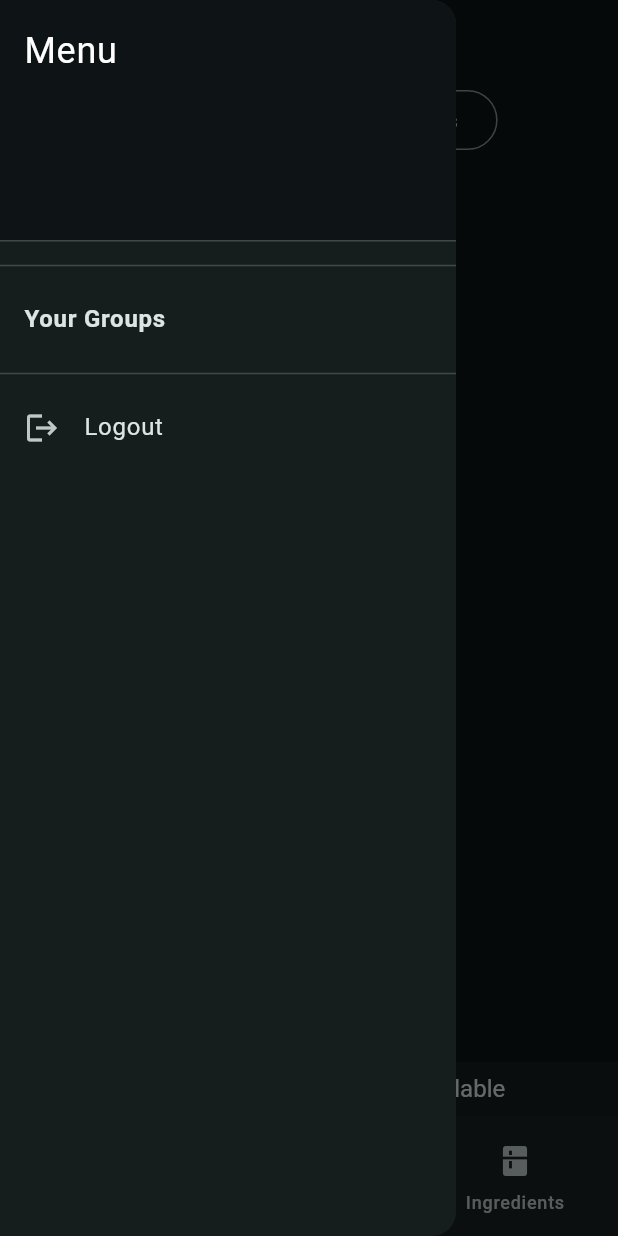
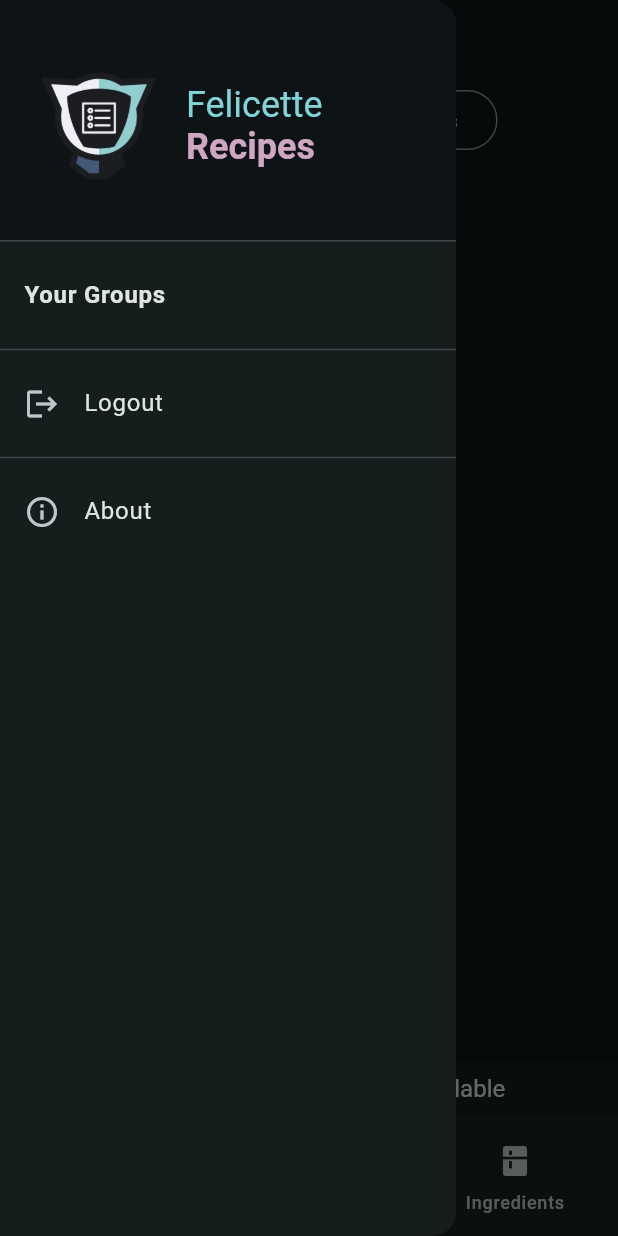
Before and after one commit to felicetteapp/recipes-flutter, a Flutter app: the screen it shows once a user with an empty profile is signed in, with the side drawer open, on a phone screen of 412 x 824 dp. Run offline on Flutter 3.47's test engine with Material 3 defaults, Android fonts, the light colour scheme and no system bars; our stand-ins replace cloud_firestore, firebase_auth, firebase_core, get; accounts and stored records are empty; Roboto replaces fonts that are missing (NunitoSans).

Commit message:
feat: Enhance drawer UI with logo and improved About section; remove unnecessary divider

```diff
--- a/lib/app/common/widgets/drawer/drawer.dart
+++ b/lib/app/common/widgets/drawer/drawer.dart
@@ -29,7 +29,6 @@ class FRDrawer extends StatelessWidget {
         }).toList();
 
     return [
-      const Divider(),
       const ListTile(
         title: Text(
           'Your Groups',
@@ -50,9 +49,40 @@ class FRDrawer extends StatelessWidget {
           children: <Widget>[
             DrawerHeader(
               decoration: BoxDecoration(color: Theme.of(context).primaryColor),
-              child: Text(
-                'Menu',
-                style: TextStyle(color: Colors.white, fontSize: 24),
+              child: Row(
+                spacing: 8,
+                children: [
+                  Image.asset(
+                    'assets/images/felicette_recipes_logo.png',
+                    width: 100,
+                    height: 100,
+                  ),
+                  Expanded(
+                    child: RichText(
+                      softWrap: true,
+                      maxLines: 2,
+                      text: TextSpan(
+                        style: TextStyle(fontSize: 24),
+                        children: [
+                          TextSpan(
+                            text: 'Felicette',
+                            style: TextStyle(
+                              fontWeight: FontWeight.normal,
+                              color: Get.theme.colorScheme.primary,
+                            ),
+                          ),
+                          TextSpan(
+                            text: ' Recipes',
+                            style: TextStyle(
+                              fontWeight: FontWeight.bold,
+                              color: Get.theme.colorScheme.secondary,
+                            ),
+                          ),
+                        ],
+                      ),
+                    ),
+                  ),
+                ],
               ),
             ),
             ..._buildGroupListTiles(context),
@@ -64,6 +94,64 @@ class FRDrawer extends StatelessWidget {
                 authService.logout();
               },
             ),
+            const Divider(),
+            AboutListTile(
+              applicationName: 'Felicette Recipes',
+              // TODO: get current version from pubspec.yaml
+              applicationVersion: '1.0.0',
+              applicationIcon: Image.asset(
+                'assets/images/felicette_recipes_logo.png',
+                width: 50,
+                height: 50,
+              ),
+              aboutBoxChildren: [
+                RichText(
+                  text: TextSpan(
+                    style: TextStyle(
+                      color: Theme.of(context).colorScheme.onSurface,
+                    ),
+                    children: [
+                      TextSpan(
+                        text:
+                            'Felicette Recipes is an open-source application to help you manage your recipes and shopping lists.\n\n',
+                      ),
+                      TextSpan(text: 'Developed with '),
+                      TextSpan(
+                        text: 'Love and Cats',
+                        style: TextStyle(fontWeight: FontWeight.bold),
+                      ),
+                      TextSpan(text: ' in '),
+                      TextSpan(
+                        text: 'Curitiba, Brazil.',
+                        style: TextStyle(fontWeight: FontWeight.bold),
+                      ),
+                      TextSpan(text: ' By '),
+                      TextSpan(
+                        text: 'felicette.dev\n\n',
+                        style: TextStyle(fontWeight: FontWeight.bold),
+                      ),
+                      TextSpan(text: 'Check out the project on GitHub: '),
+                      WidgetSpan(
+                        child: GestureDetector(
+                          onTap: () {
+                            // Open GitHub link
+                          },
+                          child: Text(
+                            'github.com/felicetteapp/recipes-flutter',
+                            style: TextStyle(
+                              color: Colors.blue,
+                              decoration: TextDecoration.underline,
+                            ),
+                          ),
+                        ),
+                      ),
+                    ],
+                  ),
+                ),
+              ],
+              icon: Icon(Icons.info_outline),
+              child: Text('About'),
+            ),
           ],
         );
       }),
```
